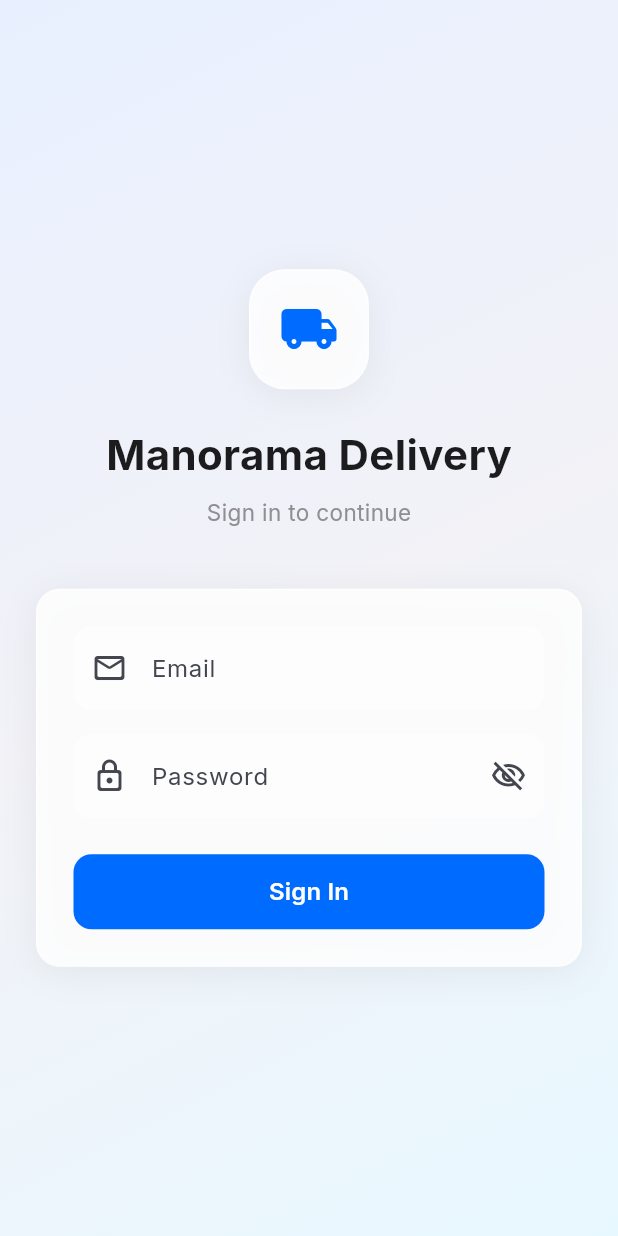
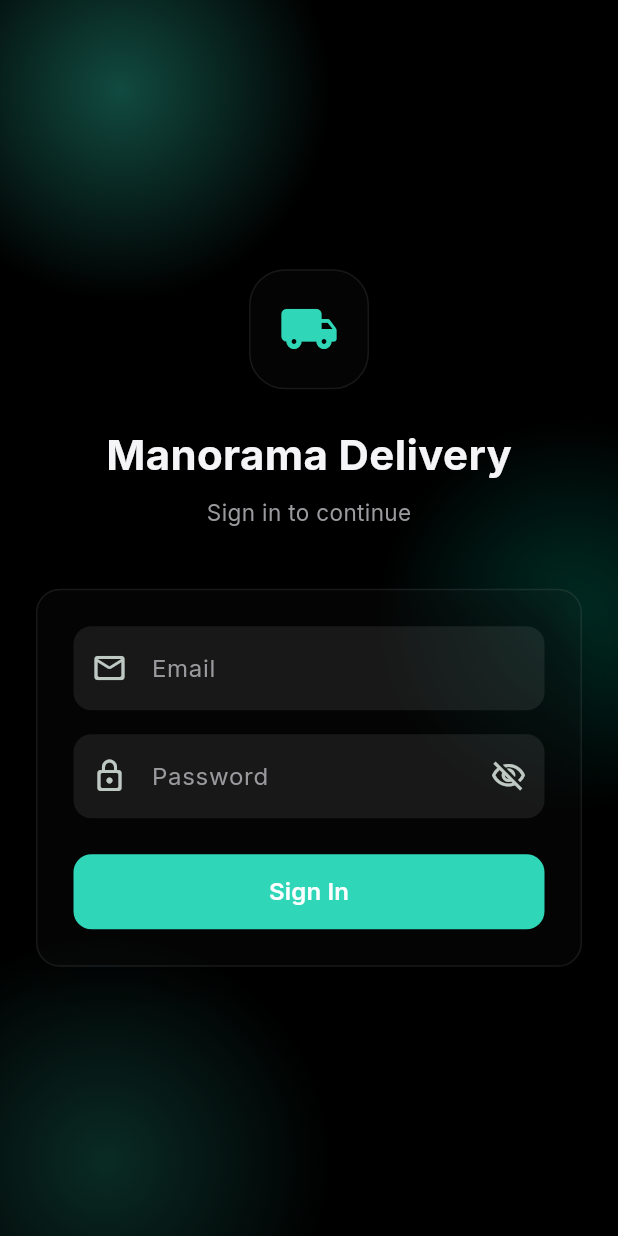
Before and after one commit to alin262/manorama_delivery, a Flutter app: the screen it shows after launch, on a phone screen of 412 x 824 dp. Run offline on Flutter 3.47's test engine with Material 3 defaults, Android fonts, the phone set to English and light mode, and no system bars; our stand-ins replace cloud_firestore, firebase_auth, firebase_core, flutter_riverpod, google_fonts; accounts and stored records are empty.

Commit message:
Final polish - increased glass opacity, dark theme complete

```diff
--- a/lib/screens/add_book_screen.dart
+++ b/lib/screens/add_book_screen.dart
@@ -129,7 +129,7 @@ class _AddBookScreenState extends ConsumerState<AddBookScreen> {
                         borderSide: BorderSide.none,
                       ),
                       filled: true,
-                      fillColor: Colors.white.withOpacity(0.6),
+                      fillColor: Colors.white.withValues(alpha:0.06),
                       prefixIcon: const Icon(Icons.menu_book_rounded),
                     ),
                   ),
@@ -155,7 +155,7 @@ class _AddBookScreenState extends ConsumerState<AddBookScreen> {
                         borderSide: BorderSide.none,
                       ),
                       filled: true,
-                      fillColor: Colors.white.withOpacity(0.6),
+                      fillColor: Colors.white.withValues(alpha:0.6),
                       prefixIcon: const Icon(Icons.currency_rupee_rounded),
                     ),
                   ),
--- a/lib/screens/add_group_screen.dart
+++ b/lib/screens/add_group_screen.dart
@@ -118,7 +118,7 @@ class _AddGroupScreenState extends ConsumerState<AddGroupScreen> {
                         borderSide: BorderSide.none,
                       ),
                       filled: true,
-                      fillColor: Colors.white.withOpacity(0.6),
+                      fillColor: Colors.white.withValues(alpha:0.6),
                       prefixIcon: const Icon(Icons.group_work_rounded),
                     ),
                   ),
--- a/lib/screens/add_shop_screen.dart
+++ b/lib/screens/add_shop_screen.dart
@@ -124,7 +124,7 @@ class _AddShopScreenState extends ConsumerState<AddShopScreen> {
                         borderSide: BorderSide.none,
                       ),
                       filled: true,
-                      fillColor: Colors.white.withOpacity(0.6),
+                      fillColor: Colors.white.withValues(alpha:0.6),
                       prefixIcon: const Icon(Icons.store_rounded),
                     ),
                   ),
@@ -169,7 +169,7 @@ class _AddShopScreenState extends ConsumerState<AddShopScreen> {
                             borderSide: BorderSide.none,
                           ),
                           filled: true,
-                          fillColor: Colors.white.withOpacity(0.6),
+                          fillColor: Colors.white.withValues(alpha:0.6),
                         ),
                         items: [
                           const DropdownMenuItem(
--- a/lib/screens/login_screen.dart
+++ b/lib/screens/login_screen.dart
@@ -1,17 +1,20 @@
 import 'package:flutter/material.dart';
 import 'package:firebase_auth/firebase_auth.dart';
 import 'package:google_fonts/google_fonts.dart';
+import 'package:manorama_delivery/widgets/glass_background.dart';
+import 'package:flutter_riverpod/flutter_riverpod.dart';
+import '../providers/providers.dart';
 import '../utils/app_theme.dart';
 import 'home_screen.dart';
 
-class LoginScreen extends StatefulWidget {
+class LoginScreen extends ConsumerStatefulWidget {
   const LoginScreen({super.key});
 
   @override
-  State<LoginScreen> createState() => _LoginScreenState();
+  ConsumerState<LoginScreen> createState() => _LoginScreenState();
 }
 
-class _LoginScreenState extends State<LoginScreen> {
+class _LoginScreenState extends ConsumerState<LoginScreen> {
   final _emailController = TextEditingController();
   final _passwordController = TextEditingController();
   bool _isLoading = false;
@@ -37,6 +40,9 @@ class _LoginScreenState extends State<LoginScreen> {
         password: _passwordController.text.trim(),
       );
       if (mounted) {
+        ref.invalidate(shopsProvider);
+        ref.invalidate(groupsProvider);
+        ref.invalidate(booksProvider);
         Navigator.pushReplacement(
           context,
           MaterialPageRoute(builder: (_) => const HomeScreen()),
@@ -54,18 +60,7 @@ class _LoginScreenState extends State<LoginScreen> {
   @override
   Widget build(BuildContext context) {
     return Scaffold(
-      body: Container(
-        decoration: const BoxDecoration(
-          gradient: LinearGradient(
-            begin: Alignment.topLeft,
-            end: Alignment.bottomRight,
-            colors: [
-              Color(0xFFE8F0FF),
-              Color(0xFFF2F2F7),
-              Color(0xFFE8F8FF),
-            ],
-          ),
-        ),
+    body: GlassBackground(
         child: SafeArea(
           child: Center(
             child: SingleChildScrollView(
@@ -116,15 +111,14 @@ class _LoginScreenState extends State<LoginScreen> {
                           controller: _emailController,
                           keyboardType: TextInputType.emailAddress,
                           decoration: InputDecoration(
-                            labelText: 'Email',
+                            labelText: 'Email',labelStyle: TextStyle(color: AppTheme.textSecondary),
                             prefixIcon: const Icon(Icons.mail_outline_rounded),
                             border: OutlineInputBorder(
                               borderRadius: BorderRadius.circular(12),
                               borderSide: BorderSide.none,
                             ),
-                            filled: true,
-                            fillColor: Colors.white.withOpacity(0.6),
-                          ),
+                           filled: true,
+fillColor: Colors.white.withValues(alpha: 0.08),),
                         ),
                         const SizedBox(height: 16),
 
@@ -132,7 +126,7 @@ class _LoginScreenState extends State<LoginScreen> {
                         TextField(
                           controller: _passwordController,
                           obscureText: _obscurePassword,
-                          decoration: InputDecoration(
+                          decoration: InputDecoration(labelStyle: TextStyle(color: AppTheme.textSecondary),
                             labelText: 'Password',
                             prefixIcon: const Icon(Icons.lock_outline_rounded),
                             suffixIcon: IconButton(
@@ -148,9 +142,8 @@ class _LoginScreenState extends State<LoginScreen> {
                               borderRadius: BorderRadius.circular(12),
                               borderSide: BorderSide.none,
                             ),
-                            filled: true,
-                            fillColor: Colors.white.withOpacity(0.6),
-                          ),
+                           filled: true,
+fillColor: Colors.white.withValues(alpha: 0.08), ),
                         ),
 
                         // Error message
@@ -159,7 +152,7 @@ class _LoginScreenState extends State<LoginScreen> {
                           Container(
                             padding: const EdgeInsets.all(12),
                             decoration: BoxDecoration(
-                              color: AppTheme.danger.withOpacity(0.1),
+                              color: AppTheme.danger.withValues(alpha:0.1),
                               borderRadius: BorderRadius.circular(8),
                             ),
                             child: Text(
--- a/lib/screens/shop_detail_screen.dart
+++ b/lib/screens/shop_detail_screen.dart
@@ -262,7 +262,7 @@ print('Shop ID: ${widget.shop.id}, Type: $type, State: $deliveriesAsync');
                   width: 44,
                   height: 44,
                   decoration: BoxDecoration(
-                    color: AppTheme.primary.withOpacity(0.1),
+                    color: AppTheme.primary.withValues(alpha:0.1),
                     borderRadius: BorderRadius.circular(12),
                   ),
                   child: const Icon(Icons.menu_book_rounded,
@@ -299,7 +299,7 @@ print('Shop ID: ${widget.shop.id}, Type: $type, State: $deliveriesAsync');
                       padding: const EdgeInsets.symmetric(
                           horizontal: 12, vertical: 4),
                       decoration: BoxDecoration(
-                        color: AppTheme.primary.withOpacity(0.1),
+                        color: AppTheme.primary.withValues(alpha:0.1),
                         borderRadius: BorderRadius.circular(20),
                       ),
                       child: Text(
--- a/lib/utils/app_theme.dart
+++ b/lib/utils/app_theme.dart
@@ -1,60 +1,134 @@
+import 'dart:ui';
+
 import 'package:flutter/material.dart';
 import 'package:google_fonts/google_fonts.dart';
 
 class AppTheme {
   // Colors
-  static const Color primary = Color(0xFF006CFF);
-  static const Color secondary = Color(0xFF00C2FF);
-  static const Color background = Color(0xFFF2F2F7);
-  static const Color cardColor = Color(0xFFFFFFFF);
-  static const Color success = Color(0xFF34C759);
-  static const Color warning = Color(0xFFFF9500);
-  static const Color danger = Color(0xFFFF3B30);
-  static const Color textPrimary = Color(0xFF1C1C1E);
-  static const Color textSecondary = Color(0xFF8E8E93);
+  static const Color primary = Color(0xFF30D6B8);      // teal/green accent
+  static const Color secondary = Color(0xFF00B894);
+  static const Color background = Color(0xFF000000);   // true black
+  static const Color surface = Color(0xFF1C1C1E);       // card base (glass tint)
+  static const Color success = Color(0xFF30D6B8);
+  static const Color warning = Color(0xFFFFB340);
+  static const Color danger = Color(0xFFFF4D4D);
+  static const Color textPrimary = Color(0xFFF5F5F7);
+  static const Color textSecondary = Color(0xFF9A9A9E);
 
-  // Glass effect decoration
+  // Add this new method inside AppTheme class
+static Widget glassCard({
+  required Widget child,
+  double borderRadius = 16,
+  Color? color,
+  EdgeInsetsGeometry? padding,
+}) {
+  return ClipRRect(
+    borderRadius: BorderRadius.circular(borderRadius),
+    child: BackdropFilter(
+      filter: ImageFilter.blur(sigmaX: 20, sigmaY: 20),
+      child: Container(
+        padding: padding,
+        decoration: glassDecoration(borderRadius: borderRadius, color: color),
+        child: child,
+      ),
+    ),
+  );
+}
+
+  // Liquid glass card decoration
   static BoxDecoration glassDecoration({
     double borderRadius = 16,
     Color? color,
   }) {
     return BoxDecoration(
-      color: (color ?? Colors.white).withOpacity(0.85),
+      color: (color ?? surface).withValues(alpha:0.15),
       borderRadius: BorderRadius.circular(borderRadius),
       border: Border.all(
-        color: Colors.white.withOpacity(0.5),
+        color: Colors.white.withValues(alpha:0.08),
         width: 1,
       ),
       boxShadow: [
         BoxShadow(
-          color: Colors.black.withOpacity(0.06),
-          blurRadius: 20,
-          offset: const Offset(0, 4),
+          color: Colors.black.withValues(alpha:0.4),
+          blurRadius: 24,
+          offset: const Offset(0, 8),
         ),
       ],
     );
   }
 
-  // App theme
+  // Background gradient for screens (subtle, dark, glassy)
+  static BoxDecoration get screenBackground => const BoxDecoration(
+        gradient: LinearGradient(
+          begin: Alignment.topCenter,
+          end: Alignment.bottomCenter,
+          colors: [
+            Color(0xFF0A0E0D),
+            Color(0xFF000000),
+          ],
+        ),
+      );
+
   static ThemeData get theme {
     return ThemeData(
       useMaterial3: true,
+      brightness: Brightness.dark,
       colorScheme: ColorScheme.fromSeed(
         seedColor: primary,
-        brightness: Brightness.light,
+        brightness: Brightness.dark,
+        primary: primary,
+        surface: surface,
       ),
       scaffoldBackgroundColor: background,
-      textTheme: GoogleFonts.interTextTheme(),
+      textTheme: GoogleFonts.interTextTheme(ThemeData.dark().textTheme)
+          .apply(
+        bodyColor: textPrimary,
+        displayColor: textPrimary,
+      ),
       appBarTheme: AppBarTheme(
-        backgroundColor: background.withOpacity(0.8),
+        backgroundColor: background,
         elevation: 0,
         centerTitle: true,
+        iconTheme: const IconThemeData(color: textPrimary),
         titleTextStyle: GoogleFonts.inter(
           fontSize: 17,
           fontWeight: FontWeight.w600,
           color: textPrimary,
         ),
       ),
+      tabBarTheme: TabBarThemeData(
+        labelColor: primary,
+        unselectedLabelColor: textSecondary,
+        indicatorColor: primary,
+      ),
+      dialogTheme: DialogThemeData(
+        backgroundColor: surface,
+        shape: RoundedRectangleBorder(
+          borderRadius: BorderRadius.circular(16),
+        ),
+      ),
+      snackBarTheme: SnackBarThemeData(
+        backgroundColor: surface,
+        contentTextStyle: GoogleFonts.inter(color: textPrimary),
+        behavior: SnackBarBehavior.floating,
+        shape: RoundedRectangleBorder(
+          borderRadius: BorderRadius.circular(12),
+        ),
+      ),
+      inputDecorationTheme: InputDecorationTheme(
+        filled: true,
+        fillColor: Colors.white.withValues(alpha:0.06),
+        hintStyle: GoogleFonts.inter(color: textSecondary),
+        labelStyle: GoogleFonts.inter(color: textSecondary),
+        border: OutlineInputBorder(
+          borderRadius: BorderRadius.circular(12),
+          borderSide: BorderSide.none,
+        ),
+      ),
+      floatingActionButtonTheme: const FloatingActionButtonThemeData(
+        backgroundColor: primary,
+        foregroundColor: Colors.black,
+      ),
     );
   }
 }
--- /dev/null
+++ b/lib/widgets/glass_background.dart
@@ -0,0 +1,60 @@
+import 'package:flutter/material.dart';
+import 'dart:ui';
+import '../utils/app_theme.dart';
+
+class GlassBackground extends StatelessWidget {
+  final Widget child;
+  const GlassBackground({super.key, required this.child});
+
+  @override
+  Widget build(BuildContext context) {
+    return Container(
+      color: AppTheme.background,
+      child: Stack(
+        children: [
+          // Orb 1 - top left
+          Positioned(
+            top: -80,
+            left: -60,
+            child: _glowOrb(280, AppTheme.primary.withValues(alpha: 0.35)),
+          ),
+          // Orb 2 - middle right
+          Positioned(
+            top: 280,
+            right: -100,
+            child: _glowOrb(260, AppTheme.secondary.withValues(alpha: 0.25)),
+          ),
+          // Orb 3 - bottom left
+          Positioned(
+            bottom: -100,
+            left: -80,
+            child: _glowOrb(300, AppTheme.primary.withValues(alpha: 0.2)),
+          ),
+          // Content
+          child,
+        ],
+      ),
+    );
+  }
+
+  Widget _glowOrb(double size, Color color) {
+    return ClipRRect(
+      child: BackdropFilter(
+        filter: ImageFilter.blur(sigmaX: 1, sigmaY: 1),
+        child: Container(
+          width: size,
+          height: size,
+          decoration: BoxDecoration(
+            shape: BoxShape.circle,
+            gradient: RadialGradient(
+              colors: [
+                color,
+                color.withValues(alpha: 0),
+              ],
+            ),
+          ),
+        ),
+      ),
+    );
+  }
+}
--- a/lib/widgets/sync_status_dot.dart
+++ b/lib/widgets/sync_status_dot.dart
@@ -42,7 +42,7 @@ class SyncStatusDot extends ConsumerWidget {
           shape: BoxShape.circle,
           boxShadow: [
             BoxShadow(
-              color: dotColor.withOpacity(0.4),
+              color: dotColor.withValues(alpha:0.4),
               blurRadius: 6,
               spreadRadius: 1,
             ),
```
Also changed, not shown: lib/screens/add_entry_screen.dart (+5 -5 lines), lib/screens/home_screen.dart (+71 -52 lines), lib/screens/reports_screen.dart (+5 -5 lines), lib/screens/summary_screen.dart (+4 -4 lines).
